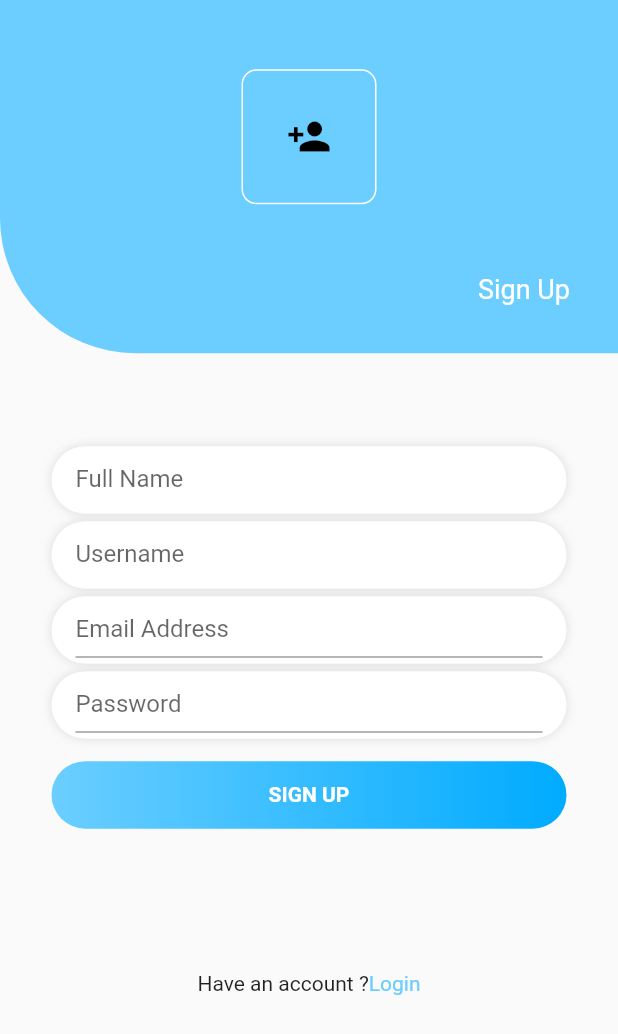
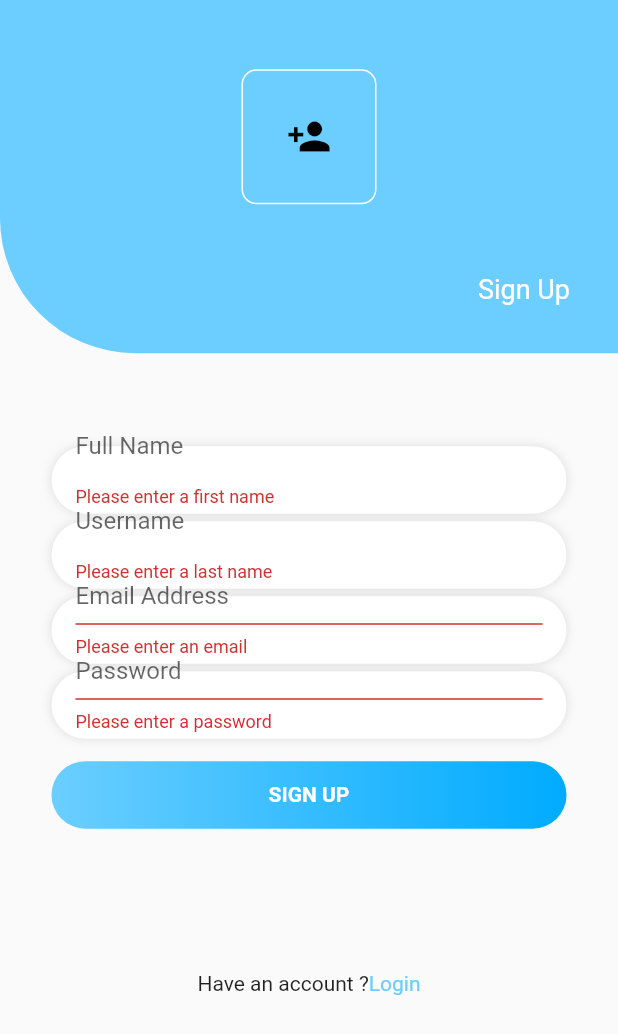
Before and after one commit to shereen96/Recipe-app, a Flutter app: the SignupPage screen opened directly, after a tap on "SIGN UP", on a phone screen of 412 x 824 dp. Shown: the top 1034 px of the screen. Run offline on Flutter 3.47's test engine with Material 2 defaults, Android fonts, the phone set to English and light mode, and no system bars; our stand-ins replace cached_network_image, cloud_firestore, curved_navigation_bar, firebase_storage, image_picker, shared_preferences; missing offline and left inert: expandable_bottom_bar; accounts and stored records are empty.

Commit message:
Update singup.dart

```diff
--- a/lib/features/auth/ui/screens/singup.dart
+++ b/lib/features/auth/ui/screens/singup.dart
@@ -1,6 +1,10 @@
 import 'package:flutter/material.dart';
 import 'package:flutter/services.dart';
 import 'package:food_app/features/auth/auth.dart';
+import 'package:food_app/features/auth/ui/screens/login.dart';
+import 'package:food_app/features/firestore_operations/models/user.dart';
+import 'package:food_app/features/firestore_operations/repoisrore/clinte.dart';
+import 'package:shared_preferences/shared_preferences.dart';
 
 class SignupPage extends StatefulWidget {
   @override
@@ -8,13 +12,16 @@ class SignupPage extends StatefulWidget {
 }
 
 class _SignupPageState extends State<SignupPage> {
-  final _registerFormKey = GlobalKey<FormState>();
-  // final FirebaseRepository firebaseRepository = FirebaseRepository();
+  String email, password;
+  final _formKey = new GlobalKey<FormState>();
+  final TextEditingController email_control = TextEditingController();
+  TextEditingController password_control = TextEditingController();
+  TextEditingController conpassword_control = TextEditingController();
 
-  String _firstName = '';
-  String _lastName = '';
-  String email = '';
-  String _password = '';
+  final TextEditingController name_control = TextEditingController();
+  TextEditingController phone_control = TextEditingController();
+  TextEditingController address_control = TextEditingController();
+  SharedPreferences prefs;
   @override
   void initState() {
     SystemChrome.setEnabledSystemUIOverlays([]);
@@ -23,17 +30,10 @@ class _SignupPageState extends State<SignupPage> {
 
   @override
   Widget build(BuildContext context) {
-    // final GlobalKey<FormState> _formKey = GlobalKey<FormState>();
-    // final TextEditingController _emailController = TextEditingController();
-    // final TextEditingController _passwordController = TextEditingController();
-    // final TextEditingController _nameController = TextEditingController();
-    // bool _success;
-    // String _userEmail;
-
     return Scaffold(
         body: Container(
       child: Form(
-        key: _registerFormKey,
+        key: _formKey,
         child: ListView(
           children: <Widget>[
             Container(
@@ -53,12 +53,7 @@ class _SignupPageState extends State<SignupPage> {
                   Spacer(),
                   Align(
                     alignment: Alignment.center,
-                    child:
-                        // Container(
-                        // child: Row(
-                        // mainAxisAlignment: MainAxisAlignment.spaceBetween,
-                        //children: <Widget>[
-                        Container(
+                    child: Container(
                         margin: const EdgeInsets.all(0),
                         padding: const EdgeInsets.all(20.0),
                         decoration: BoxDecoration(
@@ -106,6 +101,7 @@ class _SignupPageState extends State<SignupPage> {
                           BoxShadow(color: Colors.black12, blurRadius: 5)
                         ]),
                     child: TextFormField(
+                      controller: name_control,
                       validator: (String value) {
                         if (value.isEmpty) {
                           return 'Please enter a first name';
@@ -113,7 +109,7 @@ class _SignupPageState extends State<SignupPage> {
                         return null;
                       },
                       // decoration: InputDecoration(labelText: "First Name"),
-                      onSaved: (value) => _firstName = value,
+                      //  onSaved: (value) => name_control = value,
                       decoration: InputDecoration(
                         border: InputBorder.none,
                         hintText: 'Full Name',
@@ -157,6 +153,7 @@ class _SignupPageState extends State<SignupPage> {
                     //                ),
                     //             ),
                     child: TextFormField(
+                      controller: phone_control,
                       validator: (String value) {
                         if (value.isEmpty) {
                           return 'Please enter a last name';
@@ -164,7 +161,7 @@ class _SignupPageState extends State<SignupPage> {
                         return null;
                       },
                       //    decoration: InputDecoration(labelText: "Last Name"),
-                      onSaved: (value) => _lastName = value,
+                      // onSaved: (value) => _lastName = value,
                       // TextField(
                       decoration: InputDecoration(
                         border: InputBorder.none,
@@ -187,9 +184,10 @@ class _SignupPageState extends State<SignupPage> {
                           BoxShadow(color: Colors.black12, blurRadius: 5)
                         ]),
                     child: TextFormField(
+                      controller: email_control,
                       keyboardType: TextInputType.emailAddress,
-                      decoration: InputDecoration(labelText: "Email Address"),
-                      onSaved: (value) => email = value,
+                      decoration: InputDecoration(hintText: "Email Address"),
+                      //onSaved: (value) => email = value,
                       validator: (String value) {
                         if (value.isEmpty) {
                           return 'Please enter an email';
@@ -227,6 +225,7 @@ class _SignupPageState extends State<SignupPage> {
                         ]),
 
                     child: TextFormField(
+                      controller: password_control,
                       validator: (String value) {
                         if (value.isEmpty) {
                           return 'Please enter a password';
@@ -236,9 +235,9 @@ class _SignupPageState extends State<SignupPage> {
                         }
                         return null;
                       },
-                      obscureText: true,
-                      decoration: InputDecoration(labelText: "Password"),
-                      onSaved: (value) => _password = value,
+                      //   obscureText: true,
+                      decoration: InputDecoration(hintText: "Password"),
+                      //onSaved: (value) => _password = value,
                     ),
                     // child: TextField(
                     //   obscureText: true,
@@ -253,11 +252,8 @@ class _SignupPageState extends State<SignupPage> {
                   ),
                   InkWell(
                     onTap: () {
-                      //                    validateAndRegisterUser;
-                      // setState(() {
+                      validateAndSubmit(context);
 
-                      // });
-                      //  Navigator.pushNamed(context, '/');
                     },
                     child: Container(
                       height: 45,
@@ -303,41 +299,43 @@ class _SignupPageState extends State<SignupPage> {
       ),
     ));
   }
+
+  void validateAndSubmit(BuildContext context) async {
+    prefs = await Auth.auth.instializeSp();
+
+    if (_formKey.currentState.validate()) {
+      //  if (password_control.text == conpassword_control.text) {
+      _formKey.currentState.save();
+
+      String user_id = await Auth.auth
+          .signUp(email_control.text, password_control.text) as String;
+      if (user_id != null) {
+        prefs.setString(spUserEmail, email_control.text);
+        prefs.setString(userId, user_id);
+        prefs.setBool(isLogged, true);
+        prefs.setString(spUserName, name_control.text);
+        prefs.setString(spUserPhone, phone_control.text);
+        prefs.setString(spUserPassword, password_control.text);
+
+        UserModel userModel = UserModel(user_id, name_control.text,
+            email_control.text, phone_control.text, password_control.text);
+        Client.client.adduser(userModel);
+        Navigator.of(context).pushAndRemoveUntil(
+            MaterialPageRoute(builder: (context) => LoginPage()),
+            (Route<dynamic> route) => false);
       }
-// validateAndRegisterUser() async {
-//     final form = _registerFormKey.currentState;
-//     form.save();
-//     // Validate information was correctly entered
-//     if (form.validate()) {
-//       print('Form was successfully validated');
-//       print('Registering user: First Name: $_firstName | Last Name: $_lastName Email: | $_email Password: $_password');
-//       // Call the login method with the enter information
-//       registerUserWithEmailAndPassword();
-//     }
-//   }
+    } else {
+      password_control.clear();
+      conpassword_control.clear();
+    }
+  }
+}
+//}
 
-//   void registerUserWithEmailAndPassword() async {
-//     try {
-//       FirebaseUser newUser =
-//           await Provider.of<AuthService>(context, listen: false)
-//               .registerUserWithEmailAndPassword(
-//                   firstName: _firstName,
-//                   lastName: _lastName,
-//                   email: _email,
-//                   password: _password);
-//       if(newUser != null) {
-//         print('Registered user: ${newUser.uid} | Name: ${newUser.displayName} | Email: ${newUser.email} | Password: $_password}');
-//         // Create a new user in the database
-//         firebaseRepository.createUserInDatabaseWithEmail(newUser);
-//         /// Make sure user was also signed in after registration
-//         FirebaseUser currentUser = await Provider.of<AuthService>(context, listen: false).getUser();
-//         if(currentUser != null) {
-//           print('Registered user was signed in: ${currentUser.uid}');
-//           List<MessageCard> personalMessages = await firebaseRepository.getPersonalMessages(currentUser);
-//           for(MessageCard messageCard in personalMessages) {
-//             print(messageCard);
-//           }
-//         }
-//         else {
-//           print('User was registered but not signed in!');
-//         }
+final String spUserEmail = 'userName';
+final String spUserName = 'userEmail';
+final String spUserPhone = 'userPhone';
+final String spUserAddress = 'userAddress';
+final String spUserPassword = 'userPassword';
+final String userId = 'userId';
+final String isLogged = 'isLogged';
```
Lines whose indentation alone changed are shown as unchanged.
